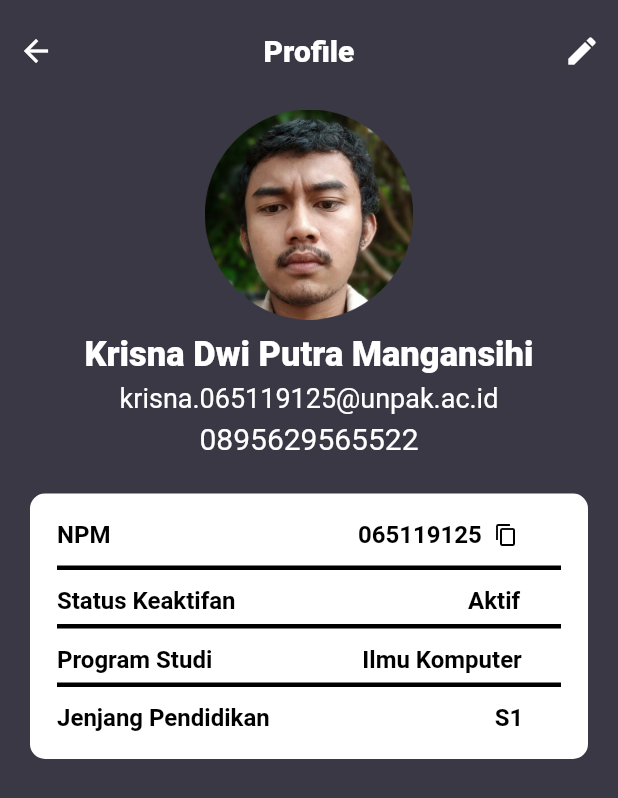
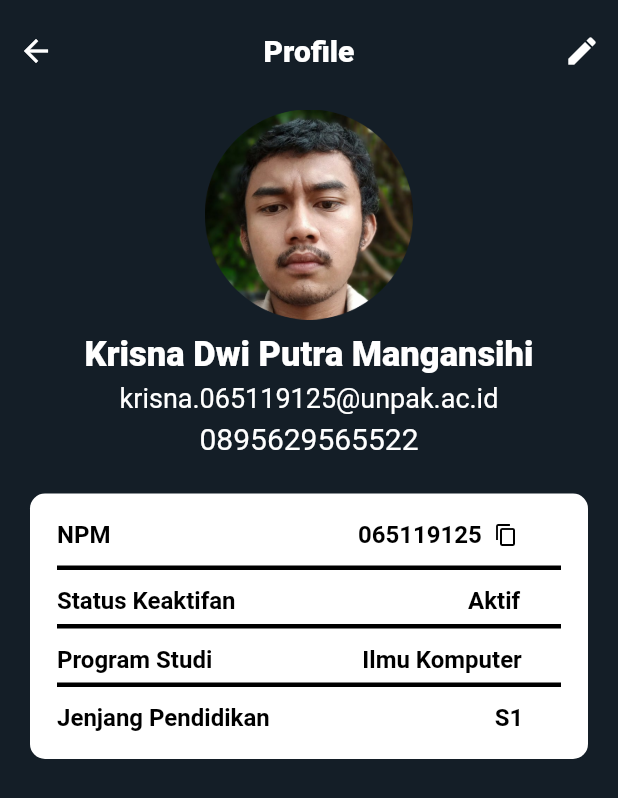
Before and after one commit to krisnamangensihi/Mobpro, a Flutter app: the screen it shows after launch, on a phone screen of 412 x 824 dp. Shown: the top 798 px of the screen. Run offline on Flutter 3.47's test engine with Material 2 defaults, Android fonts, the light colour scheme and no system bars.

Commit message:
belum_selesai

```diff
--- a/profile/lib/main.dart
+++ b/profile/lib/main.dart
@@ -10,7 +10,7 @@ class MyApp extends StatelessWidget {
     return MaterialApp(
       debugShowCheckedModeBanner: false,
       home: Scaffold(
-        backgroundColor: Color(0xff3A3845),
+        backgroundColor: Color(0xff141E27),
         body: SafeArea(
             child: ListView(
           children: [
```
